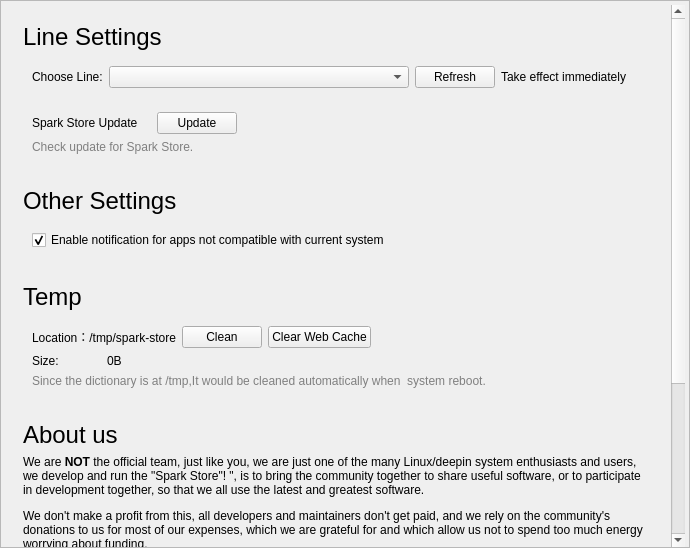
Old version of the form src/pages/settingspage.ui in the repository spark-store-project/spark-store.
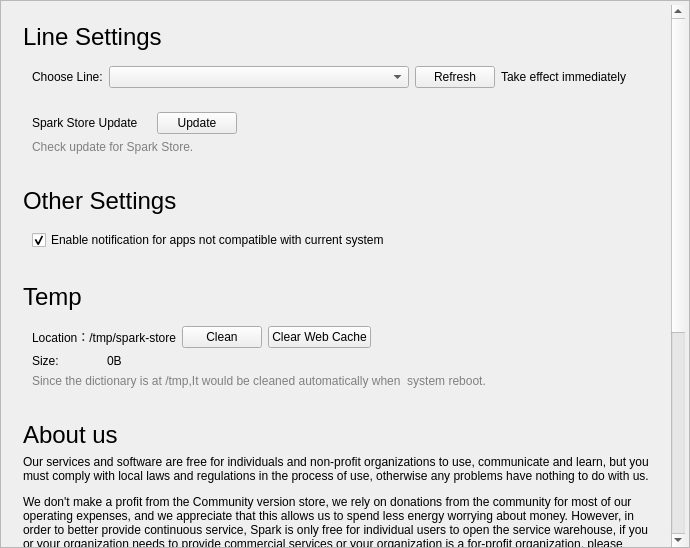
New version of the form.

```diff
--- a/src/pages/settingspage.ui
+++ b/src/pages/settingspage.ui
@@ -72,8 +72,8 @@
           <rect>
            <x>0</x>
            <y>0</y>
-           <width>743</width>
-           <height>950</height>
+           <width>688</width>
+           <height>940</height>
           </rect>
          </property>
          <layout class="QVBoxLayout" name="verticalLayout_23">
@@ -356,8 +356,7 @@
              <item>
               <widget class="QLabel" name="label_10">
                <property name="text">
-                <string>&lt;html&gt;&lt;head/&gt;&lt;body&gt;&lt;p&gt;We are &lt;span style=&quot; font-weight:600;&quot;&gt;NOT&lt;/span&gt; the official team, just like you, we are just one of the many Linux/deepin system enthusiasts and users, we develop and run the &amp;quot;Spark Store&amp;quot;! &amp;quot;, is to bring the community together to share useful software, or to participate in development together, so that we all use the latest and greatest software. &lt;/p&gt;&lt;p&gt;We don't make a profit from this, all developers and maintainers don't get paid, and we rely on the community's donations to us for most of our expenses, which we are grateful for and which allow us not to spend too much energy worrying about funding. &lt;/p&gt;&lt;p&gt;Our service and software are free for everyone to use, communicate, and learn, but you must comply with local laws and regulations in the process of your use, otherwise any problems have nothing to do with us. &lt;/p&gt;&lt;p&gt;If any part of the store infringes your rights, please tell us &lt;a href=&quot;mailto:jifengshenmo@outlook.com&quot;&gt;&lt;span style=&quot; text-decoration: underline; color:#0082fa;&quot;&gt;jifengshenmo@outlook.com&lt;/span&gt;&lt;/a&gt; we will remove the infringing content as soon as possible. &lt;/p&gt;&lt;p&gt;If you'd like to get involved with us too, whether you're involved in development, design, pitching or submitting work, we welcome you to join us. &lt;/p&gt;
-&lt;p&gt;&lt;span style=&quot; text-decoration: underline; color:#0000ff;&quot;&gt;&lt;br/&gt;&lt;/span&gt;Our contact method can be found at &lt;a href=&quot;https://blog.shenmo.tech/post/%E6%95%85%E9%9A%9C%E5%85%AC%E5%91%8A/&quot;&gt;&lt;span style=&quot; text-decoration: underline; color:#0082fa;&quot;&gt;Here&lt;/span&gt;&lt;/a&gt;&lt;/p&gt;&lt;/body&gt;&lt;/html&gt;</string>
+                <string>&lt;html&gt;&lt;head/&gt;&lt;body&gt;&lt;p&gt;Our services and software are free for individuals and non-profit organizations to use, communicate and learn, but you must comply with local laws and regulations in the process of use, otherwise any problems have nothing to do with us. &lt;/p&gt;&lt;p&gt;We don't make a profit from the Community version store, we rely on donations from the community for most of our operating expenses, and we appreciate that this allows us to spend less energy worrying about money. However, in order to better provide continuous service, Spark is only free for individual users to open the service warehouse, if you or your organization needs to provide commercial services or your organization is a for-profit organization, please contact us to obtain commercial authorization. &lt;/p&gt;&lt;p&gt;When using the Software, users or organizations are strictly forbidden to engage in any form of malicious behavior, including but not limited to malicious attacks, abuse, destruction, bulk crawling of the software warehouse, etc. The definition of malicious behavior is judged by the Spark community, and violators will be held legally responsible. Spark Community reserves the right to distribute the software packages it produces. &lt;/p&gt;&lt;p&gt;Any person or organization is prohibited from using the Spark Community software package for commercial purposes or redistributing it without the express authorization of the Spark Community. This clause is intended to ensure the spirit of open source while safeguarding the intellectual property rights of the Spark community. In addition to the above, if you use the Spark Store main program or part of its code, you are subject to all other terms and requirements of the GPL v3.&lt;/p&gt;&lt;p&gt;If any part of the store infringes your rights, please tell us &lt;a href=&quot;mailto:jifengshenmo@outlook.com&quot;&gt;&lt;span style=&quot; text-decoration: underline; color:#0082fa;&quot;&gt;jifengshenmo@outlook.com&lt;/span&gt;&lt;/a&gt; we will remove the infringing content as soon as possible. &lt;/p&gt;&lt;p&gt;If you'd like to get involved with us too, whether you're involved in development, design, pitching or submitting work, we welcome you to join us. &lt;/p&gt;&lt;p&gt;&lt;span style=&quot; text-decoration: underline; color:#0000ff;&quot;&gt;&lt;br/&gt;&lt;/span&gt;Our contact method can be found at &lt;a href=&quot;https://blog.shenmo.tech/post/%E6%95%85%E9%9A%9C%E5%85%AC%E5%91%8A/&quot;&gt;&lt;span style=&quot; text-decoration: underline; color:#0082fa;&quot;&gt;Here&lt;/span&gt;&lt;/a&gt;&lt;/p&gt;&lt;/body&gt;&lt;/html&gt;</string>
                </property>
                <property name="wordWrap">
                 <bool>true</bool>
```
